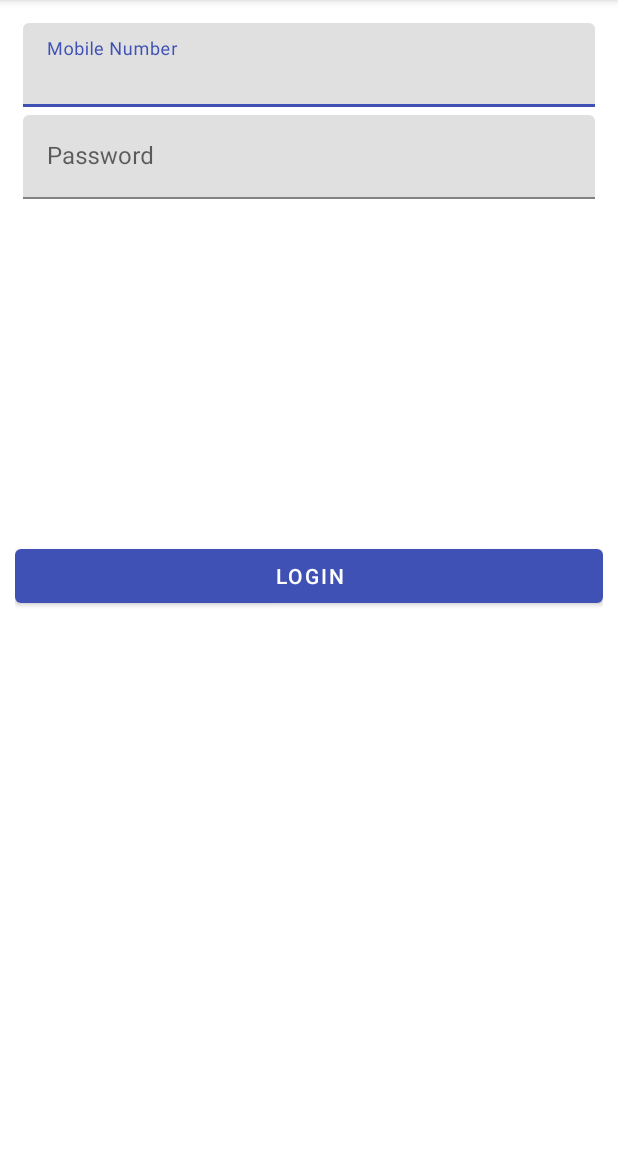
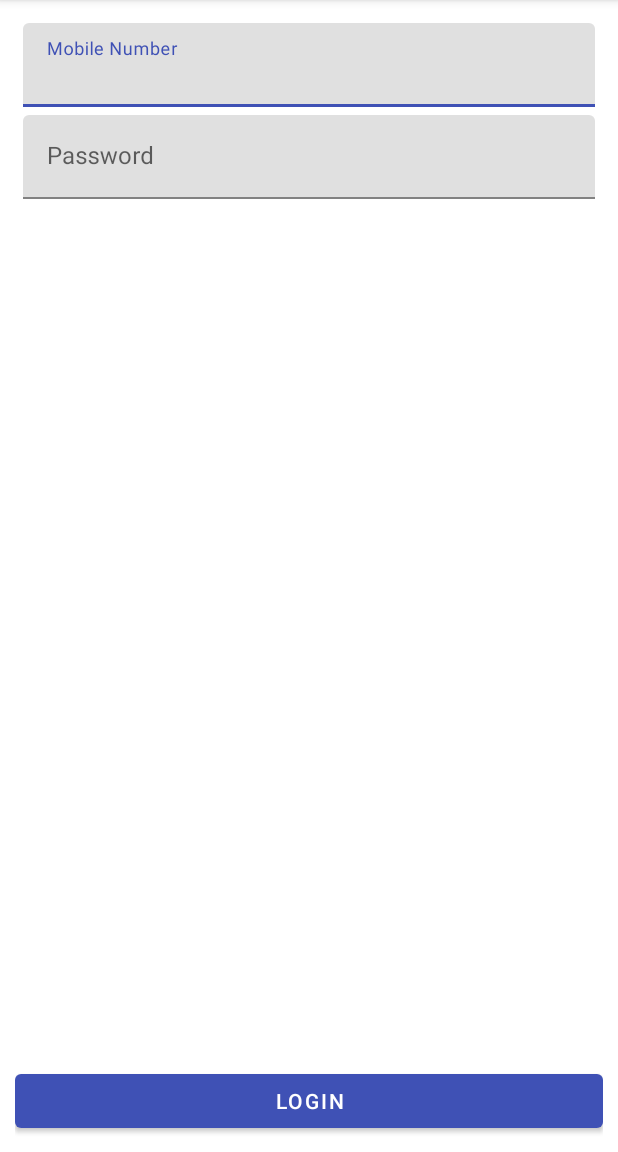
Before and after one commit to alytaha46/KhabeerTask, an Android app: the screen it shows after launch (MainActivity), on a phone screen of 412 x 824 dp, the part 84-1236 px from its top. Run offline under Robolectric (Android 15) with nearby library versions, the phone set to English and light mode, and no system bars; our stand-ins replace Timber, data binding; libraries missing offline, so code that uses them is left out: com.yariksoffice.lingver; 5 statements that could not run were skipped.

Commit message:
finish Login Screen UI

```diff
--- a/app/src/main/java/com/example/khabeertask/network/apiManager.kt
+++ b/app/src/main/java/com/example/khabeertask/network/apiManager.kt
@@ -1,4 +1 @@
 package com.example.khabeertask.network
-
-class apiManager {
-}
--- /dev/null
+++ b/app/src/main/java/com/example/khabeertask/ui/BindingAdapters.kt
@@ -0,0 +1,37 @@
+package com.example.khabeertask.ui
+
+import android.view.View
+import android.widget.Button
+import android.widget.ProgressBar
+import android.widget.TextView
+import androidx.databinding.BindingAdapter
+import com.example.khabeertask.R
+import com.example.khabeertask.viewmodels.ErrorType
+import com.example.khabeertask.viewmodels.LoginLoadingStatus
+import timber.log.Timber
+
+@BindingAdapter("setErrorText")
+fun setErrorText(textView: TextView, error: ErrorType) {
+    if (error == ErrorType.MOBILE) {
+        textView.setText(R.string.mobile_error)
+    } else if (error == ErrorType.PASSWORD) {
+        textView.setText(R.string.password_error)
+    } else if (error == ErrorType.API) {
+        textView.setText(R.string.api_error)
+    } else {
+        textView.text = ""
+    }
+}
+
+@BindingAdapter("loginLoading")
+fun loginLoading(progressBar: ProgressBar, loginLoadingStatus: LoginLoadingStatus) {
+    Timber.e("" + loginLoadingStatus)
+    progressBar.visibility =
+        if (loginLoadingStatus == LoginLoadingStatus.LOADING) View.VISIBLE else View.GONE
+}
+
+@BindingAdapter("disable")
+fun disable(view: View, loginLoadingStatus: LoginLoadingStatus) {
+    Timber.e("" + loginLoadingStatus)
+    view.isEnabled = loginLoadingStatus != LoginLoadingStatus.LOADING
+}
--- a/app/src/main/java/com/example/khabeertask/ui/loginFragment/LoginFragment.kt
+++ b/app/src/main/java/com/example/khabeertask/ui/loginFragment/LoginFragment.kt
@@ -27,16 +27,6 @@ class LoginFragment : Fragment() {
         binding = DataBindingUtil.inflate(inflater, R.layout.fragment_login, container, false)
         binding.vm = viewModel
         binding.lifecycleOwner = viewLifecycleOwner
-        viewModel.errorType.observe(viewLifecycleOwner, Observer {
-            if (it == "Mobile") {
-                binding.error.setText(R.string.mobile_error)
-            } else if (it == "Password") {
-                binding.error.setText(R.string.password_error)
-            }else
-            {
-                binding.error.text = ""
-            }
-        })
         return binding.root
     }
 }
--- a/app/src/main/java/com/example/khabeertask/viewmodels/LoginViewModel.kt
+++ b/app/src/main/java/com/example/khabeertask/viewmodels/LoginViewModel.kt
@@ -6,24 +6,31 @@ import androidx.lifecycle.MutableLiveData
 import androidx.lifecycle.ViewModel
 import timber.log.Timber
 
+enum class LoginLoadingStatus { LOADING, ERROR, DONE }
+enum class ErrorType { MOBILE, PASSWORD, API , NONE }
+
 class LoginViewModel : ViewModel() {
     val mobileNumber = MutableLiveData<String>()
     val password = MutableLiveData<String>()
 
-    private val _errorType = MutableLiveData<String>("")
+    private val _errorType = MutableLiveData<ErrorType>(ErrorType.NONE)
     val errorType get() = _errorType
+
+    private val _LoadingStatus = MutableLiveData<LoginLoadingStatus>(LoginLoadingStatus.DONE)
+    val LoadingStatus get() = _LoadingStatus
 
     fun login() {
         val mobileNumber: String = mobileNumber.value.toString()
         val password: String = password.value.toString()
         if (mobileNumber.length < 10) {
-            _errorType.value = "Mobile"
+            _errorType.value = ErrorType.MOBILE
             return
         } else if (password.length < 5) {
-            _errorType.value = "Password"
+            _errorType.value = ErrorType.PASSWORD
             return
         }
-        _errorType.value = ""
+        _LoadingStatus.value = LoginLoadingStatus.LOADING
+        _errorType.value = ErrorType.NONE
 
     }
 }
--- a/app/src/main/res/layout/fragment_login.xml
+++ b/app/src/main/res/layout/fragment_login.xml
@@ -20,17 +20,18 @@
             android:id="@+id/mobile_number_layout"
             android:layout_width="match_parent"
             android:layout_height="wrap_content"
+            android:layout_margin="5dp"
             android:hint="@string/mobile_number"
             app:layout_constraintStart_toStartOf="parent"
-            app:layout_constraintTop_toTopOf="parent"
-            android:layout_margin="5dp">
+            app:layout_constraintTop_toTopOf="parent">
 
             <com.google.android.material.textfield.TextInputEditText
                 android:id="@+id/mobile_number"
+                disable="@{vm.loadingStatus}"
                 android:layout_width="match_parent"
                 android:layout_height="wrap_content"
                 android:inputType="number"
-                android:text="@={vm.mobileNumber}"/>
+                android:text="@={vm.mobileNumber}" />
 
         </com.google.android.material.textfield.TextInputLayout>
 
@@ -38,40 +39,54 @@
             android:id="@+id/password_layout"
             android:layout_width="match_parent"
             android:layout_height="wrap_content"
+            android:layout_margin="5dp"
             android:hint="@string/password"
             app:layout_constraintStart_toStartOf="parent"
-            app:layout_constraintTop_toBottomOf="@id/mobile_number_layout"
-            android:layout_margin="5dp">
+            app:layout_constraintTop_toBottomOf="@id/mobile_number_layout">
 
             <com.google.android.material.textfield.TextInputEditText
                 android:id="@+id/password"
+                disable="@{vm.loadingStatus}"
                 android:layout_width="match_parent"
                 android:layout_height="wrap_content"
                 android:inputType="textPassword"
-                android:text="@={vm.password}"/>
+                android:text="@={vm.password}" />
 
         </com.google.android.material.textfield.TextInputLayout>
+
         <TextView
             android:id="@+id/error"
-            android:layout_margin="10dp"
+            setErrorText="@{vm.errorType}"
             android:layout_width="match_parent"
             android:layout_height="wrap_content"
-            app:layout_constraintTop_toBottomOf="@id/password_layout"
+            android:layout_margin="10dp"
+            android:textColor="@color/red"
+            app:layout_constraintEnd_toEndOf="parent"
             app:layout_constraintStart_toStartOf="parent"
-            app:layout_constraintEnd_toEndOf="parent"
-            android:textColor="@color/red"
-            />
+            app:layout_constraintTop_toBottomOf="@id/password_layout" />
 
         <Button
+            disable="@{vm.loadingStatus}"
             android:layout_width="match_parent"
             android:layout_height="wrap_content"
+            android:onClick="@{()->vm.login()}"
+            android:text="@string/login_fragment"
+            app:layout_constraintBottom_toBottomOf="parent"
+            app:layout_constraintEnd_toEndOf="parent"
+            app:layout_constraintStart_toStartOf="parent" />
+
+        <ProgressBar
+            android:id="@+id/status_loading_wheel"
+            loginLoading="@{vm.loadingStatus}"
+            android:layout_width="wrap_content"
+            android:layout_height="wrap_content"
+            android:indeterminate="true"
+            android:indeterminateTint="@color/colorPrimary"
+            android:visibility="gone"
+            app:layout_constraintBottom_toBottomOf="parent"
+            app:layout_constraintEnd_toEndOf="parent"
             app:layout_constraintStart_toStartOf="parent"
-            app:layout_constraintEnd_toEndOf="parent"
-            app:layout_constraintTop_toTopOf="parent"
-            app:layout_constraintBottom_toBottomOf="parent"
-            android:text="@string/login_fragment"
-            android:onClick="@{()->vm.login()}"
-            />
+            app:layout_constraintTop_toTopOf="parent" />
 
     </androidx.constraintlayout.widget.ConstraintLayout>
 </layout>
--- a/app/src/main/res/values/strings.xml
+++ b/app/src/main/res/values/strings.xml
@@ -7,4 +7,5 @@
     <string name="password">Password</string>
     <string name="mobile_error">Mobile Number is not correct</string>
     <string name="password_error">Password must be more than 5 characters</string>
+    <string name="api_error">The Phone Number or Password you entered is incorrect</string>
 </resources>
```
Also changed, not shown: 1 other file.
